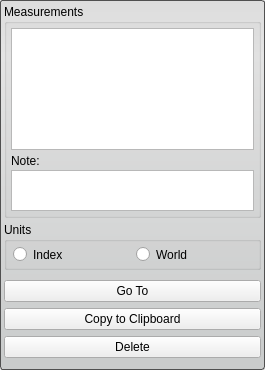
Above: src/Interface/ToolInterface/MeasurementToolInterface.ui from SCIInstitute/Seg3D before the change. Below: the same form after it.
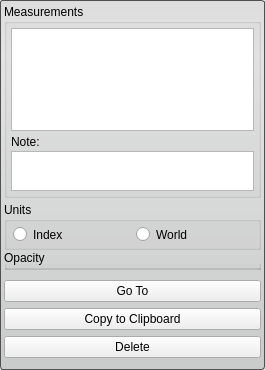
That is the form after the change. Custom widgets are drawn as their Qt base class.

Commit message: - Added opacity widget to measurement tool interface.

Patch:
```diff
--- a/src/Interface/ToolInterface/MeasurementToolInterface.ui
+++ b/src/Interface/ToolInterface/MeasurementToolInterface.ui
@@ -260,6 +260,30 @@
            </layout>
           </widget>
          </item>
+         <item>
+          <widget class="QGroupBox" name="opacity_groupbox_">
+           <property name="minimumSize">
+            <size>
+             <width>0</width>
+             <height>20</height>
+            </size>
+           </property>
+           <property name="title">
+            <string>Opacity</string>
+           </property>
+           <layout class="QVBoxLayout" name="verticalLayout_8">
+            <property name="spacing">
+             <number>2</number>
+            </property>
+            <property name="margin">
+             <number>4</number>
+            </property>
+            <item>
+             <widget class="QtUtils::QtSliderDoubleCombo" name="measurement_opacity_slider_" native="true"/>
+            </item>
+           </layout>
+          </widget>
+         </item>
          <item>
           <widget class="QWidget" name="button_widget_" native="true">
            <property name="sizePolicy">
@@ -329,6 +353,12 @@
   </layout>
  </widget>
  <customwidgets>
+  <customwidget>
+   <class>QtUtils::QtSliderDoubleCombo</class>
+   <extends>QWidget</extends>
+   <header location="global">QtUtils/Widgets/QtSliderDoubleCombo.h</header>
+   <container>1</container>
+  </customwidget>
   <customwidget>
    <class>Seg3D::MeasurementTableView</class>
    <extends>QTableView</extends>
```
Left out of the diff: 6 changed lines with no effect on the pictures. The commit also changes 3 other files.
